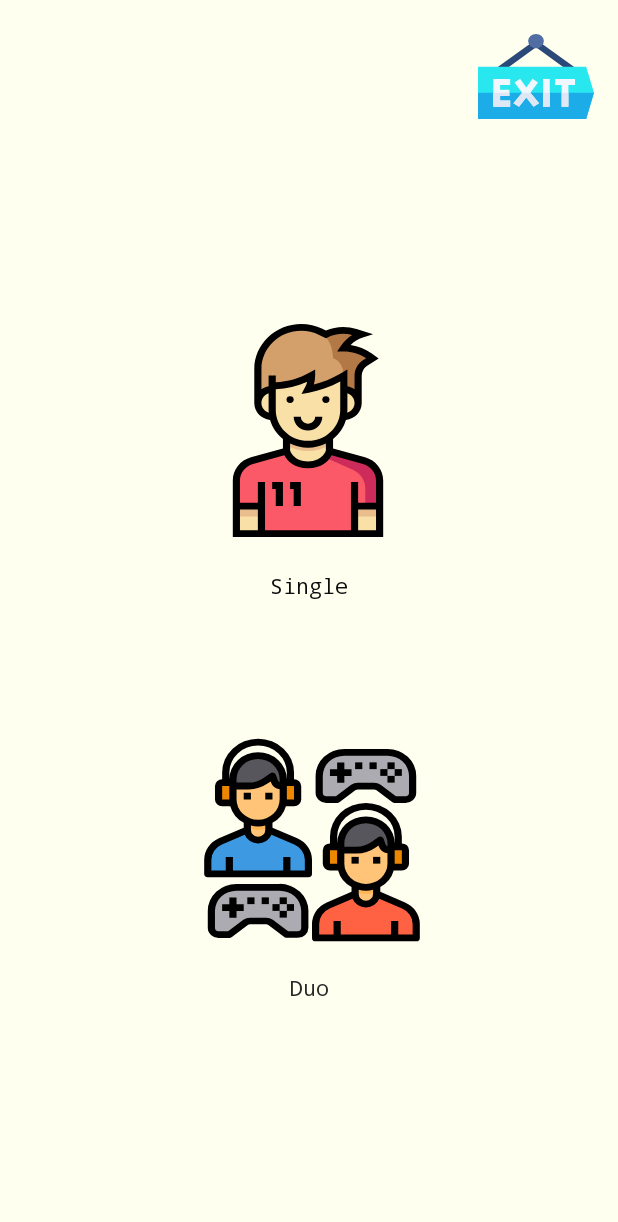
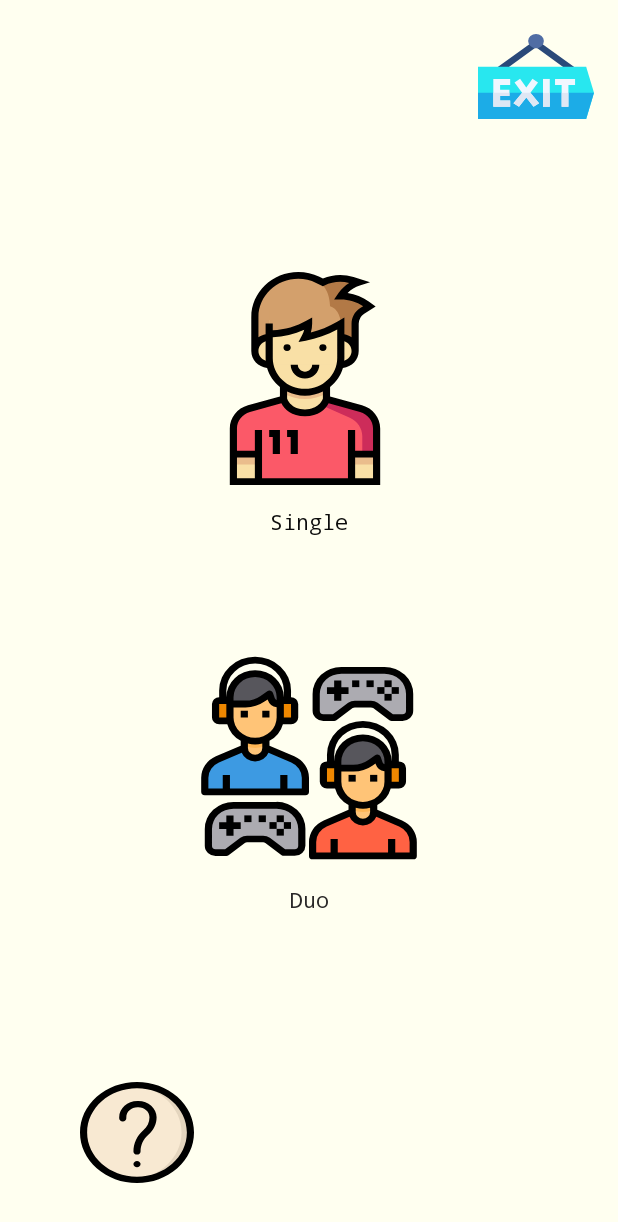
Before and after one commit to vickyjsr/Tic-Tac-Toe, an Android app: the screen it shows after launch once a user with an empty profile is signed in (SecondActivity), on a phone screen of 412 x 824 dp. Shown: the top 1222 px of the screen. Run offline under Robolectric (Android 15) with nearby library versions, the phone set to English and light mode, and no system bars; our stand-ins replace Firebase (no records; nobody signed in at launch, a user with empty details on screens opened directly); Roboto replaces fonts that are not available here.

Commit message:
Update activity_second.xml

```diff
--- a/app/src/main/res/layout/activity_second.xml
+++ b/app/src/main/res/layout/activity_second.xml
@@ -24,43 +24,42 @@
         android:layout_width="148dp"
         android:layout_height="142dp"
         android:background="@drawable/ic_singleplayer"
-        app:layout_constraintBottom_toBottomOf="parent"
+        app:layout_constraintBottom_toTopOf="@+id/textView2"
         app:layout_constraintEnd_toEndOf="parent"
-        app:layout_constraintHorizontal_bias="0.498"
+        app:layout_constraintHorizontal_bias="0.49"
         app:layout_constraintStart_toStartOf="parent"
         app:layout_constraintTop_toTopOf="parent"
-        app:layout_constraintVertical_bias="0.317" />
+        app:layout_constraintVertical_bias="0.924" />
 
     <ImageButton
         android:id="@+id/multipl"
         android:layout_width="153dp"
         android:layout_height="144dp"
         android:background="@drawable/ic_multiplayer"
-        app:layout_constraintBottom_toBottomOf="parent"
+        app:layout_constraintBottom_toTopOf="@+id/textView3"
         app:layout_constraintEnd_toEndOf="parent"
-        app:layout_constraintHorizontal_bias="0.507"
         app:layout_constraintStart_toStartOf="parent"
-        app:layout_constraintTop_toTopOf="parent"
-        app:layout_constraintVertical_bias="0.718" />
+        app:layout_constraintTop_toBottomOf="@+id/textView2"
+        app:layout_constraintVertical_bias="0.849" />
 
     <TextView
         android:id="@+id/textView2"
         android:layout_width="59dp"
         android:layout_height="22dp"
+        android:layout_marginBottom="464dp"
         android:fontFamily="monospace"
         android:text="Single"
         android:textAlignment="center"
         android:textColor="#0C0C0C"
         app:layout_constraintBottom_toBottomOf="parent"
         app:layout_constraintEnd_toEndOf="parent"
-        app:layout_constraintStart_toStartOf="parent"
-        app:layout_constraintTop_toTopOf="parent"
-        app:layout_constraintVertical_bias="0.475" />
+        app:layout_constraintStart_toStartOf="parent" />
 
     <TextView
         android:id="@+id/textView3"
         android:layout_width="35dp"
         android:layout_height="22dp"
+        android:layout_marginBottom="212dp"
         android:fontFamily="monospace"
         android:text="Duo"
         android:textAlignment="center"
@@ -68,8 +67,18 @@
         android:textColor="#2B2929"
         app:layout_constraintBottom_toBottomOf="parent"
         app:layout_constraintEnd_toEndOf="parent"
+        app:layout_constraintStart_toStartOf="parent" />
+
+    <ImageButton
+        android:id="@+id/info"
+        android:layout_width="76dp"
+        android:layout_height="67dp"
+        android:background="@drawable/ic_about"
+        app:layout_constraintBottom_toBottomOf="parent"
+        app:layout_constraintEnd_toEndOf="parent"
+        app:layout_constraintHorizontal_bias="0.158"
         app:layout_constraintStart_toStartOf="parent"
         app:layout_constraintTop_toTopOf="parent"
-        app:layout_constraintVertical_bias="0.809" />
+        app:layout_constraintVertical_bias="0.953" />
 
 </androidx.constraintlayout.widget.ConstraintLayout>
```
